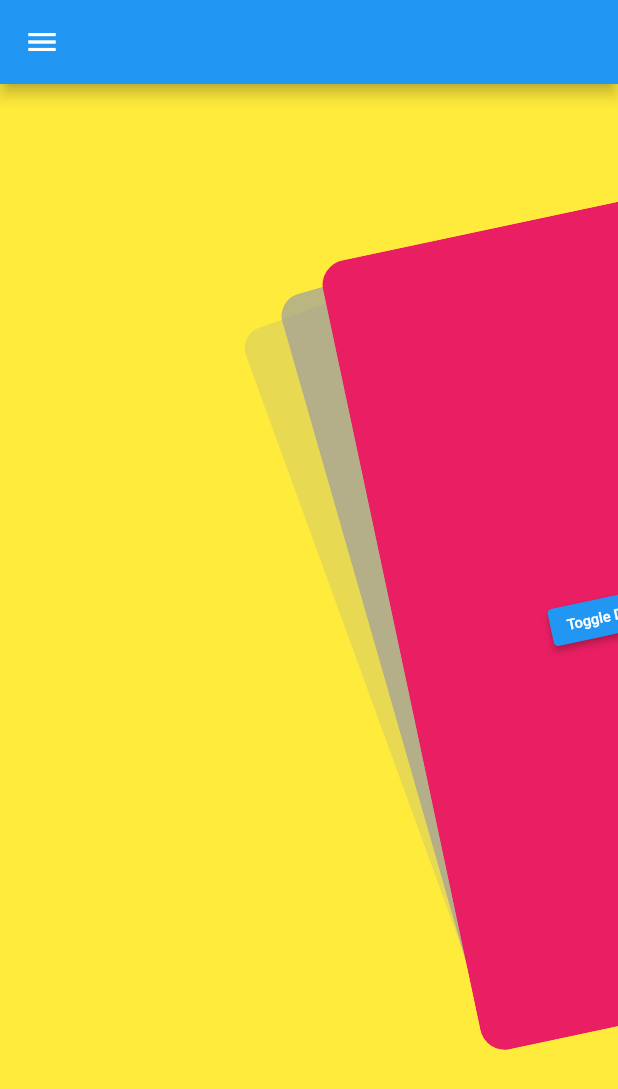
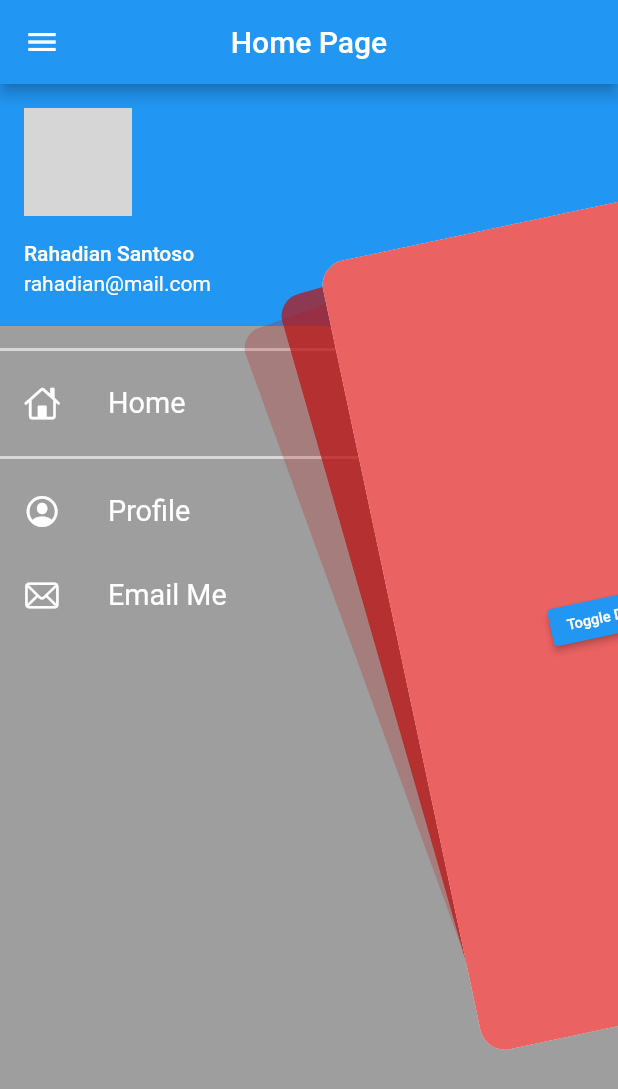
Before and after one commit to rahadians/30daysflutter, a Flutter app: the screen it shows after launch, after a tap on "Toggle Drawer", on a phone screen of 412 x 824 dp. Shown: the top 1089 px of the screen. Run offline on Flutter 3.47's test engine with Material 2 defaults, Android fonts, the light colour scheme and no system bars; drawn by our look-alikes of flutter_zoom_drawer; our stand-ins replace get; network calls fail; grey boxes are pictures that could not be loaded.

Commit message:
days 09 finish

```diff
--- a/lib/app/modules/home/controllers/home_controller.dart
+++ b/lib/app/modules/home/controllers/home_controller.dart
@@ -2,11 +2,11 @@ import 'package:flutter_zoom_drawer/config.dart';
 import 'package:get/get.dart';
 
 class HomeController extends GetxController {
-  final zoomDrawerController = ZoomDrawerController();
+  RxBool isSlide = false.obs;
+  final drawerController = ZoomDrawerController();
 
   void toggleDrawer() {
-    print("Toggle drawer");
-    zoomDrawerController.toggle?.call();
+    drawerController.toggle?.call();
     update();
   }
 }
--- a/lib/app/modules/home/views/home_view.dart
+++ b/lib/app/modules/home/views/home_view.dart
@@ -12,20 +12,25 @@ class HomeView extends GetView<HomeController> {
   @override
   Widget build(BuildContext context) {
     return Scaffold(
-      appBar: AppBar(),
-      body: GetBuilder<HomeController>(
-          builder: (_) => ZoomDrawer(
-                controller: _.zoomDrawerController,
+      appBar: AppBar(
+        title: Text('Home Page'),
+        centerTitle: true,
+        leading: IconButton(
+          onPressed: () => controller.toggleDrawer(),
+          icon: Icon(Icons.menu),
+        ),
+      ),
+      body: ZoomDrawer(
+        controller: controller.drawerController,
         menuScreen: MenuScreen(),
         mainScreen: MainScreen(),
         borderRadius: 24.0,
         showShadow: true,
         angle: -12.0,
-                drawerShadowsBackgroundColor: Colors.grey,
+        drawerShadowsBackgroundColor: Color.fromARGB(255, 187, 18, 18),
         slideWidth: MediaQuery.of(context).size.width * 0.65,
-              )),
-      drawer: SafeArea(
-        child: MenuDrawer(),
+        openCurve: Curves.fastOutSlowIn,
+        closeCurve: Curves.bounceIn,
       ),
     );
   }
--- a/lib/app/modules/home/views/widgets/mainscreen.dart
+++ b/lib/app/modules/home/views/widgets/mainscreen.dart
@@ -1,18 +1,20 @@
 import 'package:flutter/material.dart';
+import 'package:flutter_zoom_drawer/config.dart';
 import 'package:fluttertigapuluh/app/modules/home/controllers/home_controller.dart';
 import 'package:get/get.dart';
 
 class MainScreen extends GetView<HomeController> {
   @override
   Widget build(BuildContext context) {
-    return Container(
-      color: Colors.pink,
+    return Scaffold(
+        body: Container(
+      color: Color.fromARGB(255, 235, 98, 98),
       child: Center(
         child: ElevatedButton(
-          onPressed: controller.toggleDrawer,
+          onPressed: () => controller.toggleDrawer(),
           child: Text("Toggle Drawer"),
         ),
       ),
-    );
+    ));
   }
 }
--- a/lib/app/modules/home/views/widgets/menuscreen.dart
+++ b/lib/app/modules/home/views/widgets/menuscreen.dart
@@ -1,12 +1,74 @@
+import 'package:flutter/cupertino.dart';
 import 'package:flutter/material.dart';
 import 'package:fluttertigapuluh/app/modules/home/controllers/home_controller.dart';
+
 import 'package:get/get.dart';
 
 class MenuScreen extends GetView<HomeController> {
   @override
   Widget build(BuildContext context) {
-    return Container(
-      color: Colors.yellow,
+    return SafeArea(
+      child: Container(
+        decoration: BoxDecoration(color: Colors.grey),
+        child: Column(
+          mainAxisAlignment: MainAxisAlignment.start,
+          children: [
+            DrawerHeader(
+                padding: EdgeInsets.zero,
+                child: UserAccountsDrawerHeader(
+                  margin: EdgeInsets.zero,
+                  accountName: Text("Rahadian Santoso"),
+                  accountEmail: Text("rahadian@mail.com"),
+                  currentAccountPicture: CircleAvatar(
+                    backgroundImage: NetworkImage(
+                        "https://scontent.fcgk37-1.fna.fbcdn.net/v/t1.18169-9/10277699_816515541695084_1386950158676657973_n.jpg?_nc_cat=103&ccb=1-7&_nc_sid=09cbfe&_nc_ohc=VX8HJ2fEqcwAX8qRfAg&_nc_ht=scontent.fcgk37-1.fna&oh=00_AT-Srv2onVEcPnH1E5-A0ndIpeD6D5Phys4q-d9JB7NSaA&oe=62C4C265"),
+                    maxRadius: 40,
+                  ),
+                )),
+            Divider(
+              thickness: 2,
+              color: Colors.white60,
+            ),
+            ListTile(
+              leading: Icon(
+                CupertinoIcons.home,
+                color: Colors.white,
+              ),
+              title: Text(
+                "Home",
+                textScaleFactor: 1.2,
+                style: TextStyle(color: Colors.white),
+              ),
+            ),
+            Divider(
+              thickness: 2,
+              color: Colors.white60,
+            ),
+            ListTile(
+              leading: Icon(
+                CupertinoIcons.profile_circled,
+                color: Colors.white,
+              ),
+              title: Text(
+                "Profile",
+                textScaleFactor: 1.2,
+                style: TextStyle(color: Colors.white),
+              ),
+            ),
+            ListTile(
+              leading: Icon(
+                CupertinoIcons.mail,
+                color: Colors.white,
+              ),
+              title: Text(
+                "Email Me",
+                textScaleFactor: 1.2,
+                style: TextStyle(color: Colors.white),
+              ),
+            ),
+          ],
+        ),
+      ),
     );
   }
 }
```
Lines whose indentation alone changed are shown as unchanged.
